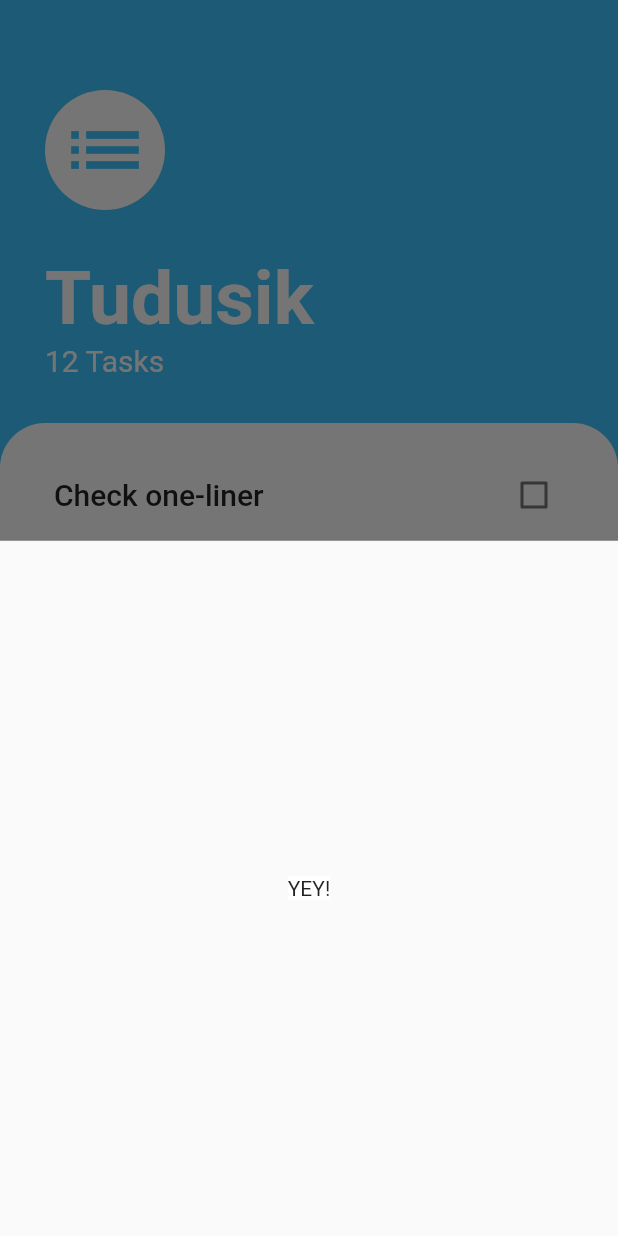
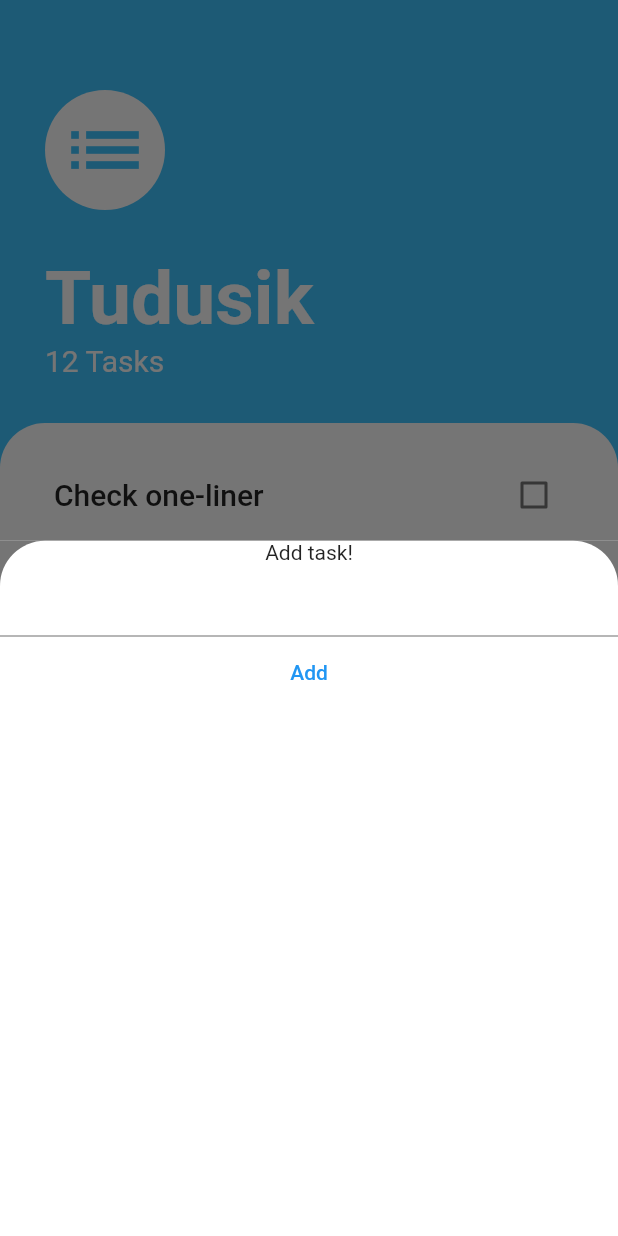
Before and after one commit to StanislawNagorski/Tudusik, a Flutter app: the screen it shows after launch, after a tap on the "add" icon, on a phone screen of 412 x 824 dp. Run offline on Flutter 3.47's test engine with Material 2 defaults, Android fonts, the phone set to English and light mode, and no system bars.

Commit message:
add task screen added and styled

```diff
--- /dev/null
+++ b/lib/screens/add_task_screen.dart
@@ -0,0 +1,39 @@
+import 'package:flutter/material.dart';
+
+class AddTaskScreen extends StatelessWidget {
+  @override
+  Widget build(BuildContext context) {
+    return Container(
+      color: Color(0xff757575),
+      child: Container(
+        decoration: BoxDecoration(
+            borderRadius: BorderRadius.only(
+                topRight: Radius.circular(30.0),
+                topLeft: Radius.circular(30.0)),
+          color: Colors.white
+        ),
+         child: Column(
+           children: [
+             Text('Add task!'),
+             TextField(),
+             TextButton(onPressed: () {
+
+             }, child: Text('Add'))
+           ],
+         ),
+      ),
+    );
+  }
+}
+
+// return Container(
+// color: Color(0xff6A686A),
+// child: Container(
+// decoration: BoxDecoration(
+// borderRadius: BorderRadius.only(
+// topRight: Radius.circular(20.0), topLeft: Radius.circular(20.0)),
+// color: Colors.white
+// ),
+// child: Text('YEY!'),
+// ),
+// );
--- a/lib/screens/tasks_screen.dart
+++ b/lib/screens/tasks_screen.dart
@@ -1,19 +1,10 @@
 import 'package:flutter/material.dart';
 import 'package:to_do/components/tasks_list.dart';
+import 'package:to_do/screens/add_task_screen.dart';
 
 class TasksScreen extends StatelessWidget {
 
-
-  Widget buildBottomSheet(BuildContext context){
-    return Center(
-      child: Container(
-        color: Colors.white,
-        child: Text('YEY!'),
-      ),
-    );
-  }
-
-  @override
+    @override
   Widget build(BuildContext context){
     return Scaffold(
       backgroundColor: Colors.lightBlueAccent,
@@ -62,7 +53,7 @@ class TasksScreen extends StatelessWidget {
         ],
       ),
       floatingActionButton: FloatingActionButton(
-        onPressed: () => showModalBottomSheet(context: context, builder: buildBottomSheet),
+        onPressed: () => showModalBottomSheet(context: context, builder: (context) => AddTaskScreen(),),
         child: Icon(
           Icons.add,
           size: 40.0,
```
